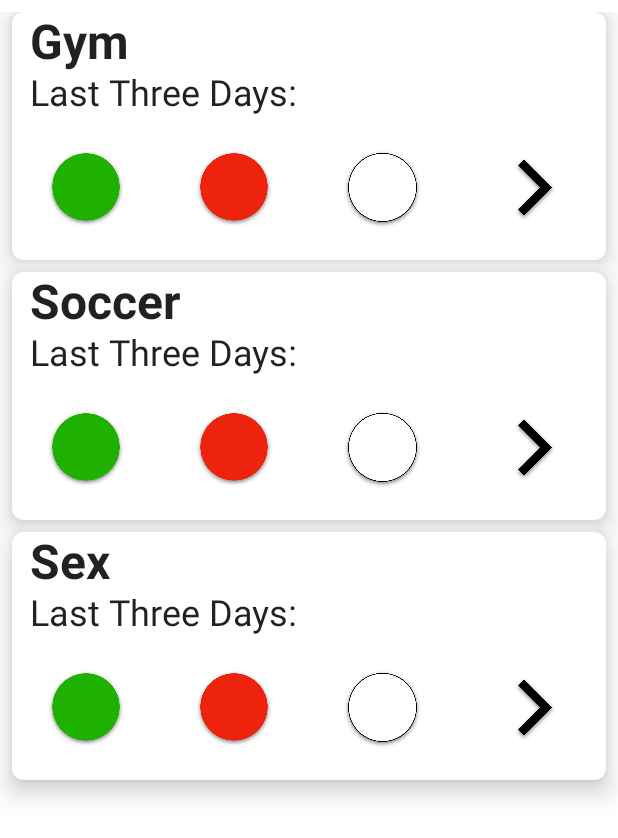
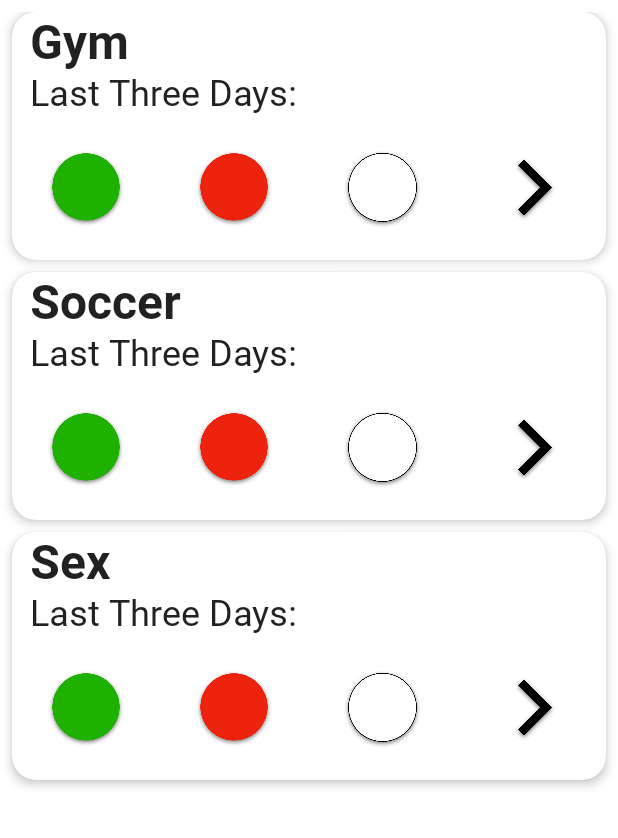
Before and after one commit to kkrls/dotCross, an Android app built with Jetpack Compose: the screen it shows after launch (MainActivity), on a phone screen of 412 x 824 dp. Shown: the top 838 px of the screen. Run offline under Robolectric (Android 15) with nearby library versions, the phone set to English and light mode, and no system bars; our stand-ins replace Room's generated code.

Commit message:
Roboto font added

```diff
--- a/app/src/main/java/com/dotcross_app/dotcross/ui/home/TaskComposable.kt
+++ b/app/src/main/java/com/dotcross_app/dotcross/ui/home/TaskComposable.kt
@@ -55,11 +55,10 @@ private fun TaskView(
     Card(
         modifier = Modifier
             .shadow(
-                elevation = 10.dp,
-                shape = RoundedCornerShape(8.dp)
+                elevation = 4.dp,
+                shape = RoundedCornerShape(16.dp)
             )
             .fillMaxWidth()
-            .background(Color.White)
             .clickable { onTaskClick }
             //.padding(10.dp)
     ) {
--- a/app/src/main/java/com/dotcross_app/dotcross/ui/theme/Color.kt
+++ b/app/src/main/java/com/dotcross_app/dotcross/ui/theme/Color.kt
@@ -2,7 +2,13 @@ package com.dotcross_app.dotcross.ui.theme
 
 import androidx.compose.ui.graphics.Color
 
-val Purple200 = Color(0xFFBB86FC)
-val Purple500 = Color(0xFF6200EE)
-val Purple700 = Color(0xFF3700B3)
-val Teal200 = Color(0xFF03DAC5)
+//Default theme colours:
+//val Purple200 = Color(0xFFBB86FC)
+//val Purple500 = Color(0xFF6200EE)
+//val Purple700 = Color(0xFF3700B3)
+//val Teal200 = Color(0xFF03DAC5)
+
+val RedDotCross = Color(0xFFED230D)
+val GreenDotCross = Color(0xFF1EB100)
+val BlackDotCross = Color(0xFF000000)
+val WhiteDotCross = Color(0xFFFFFFFF)
--- a/app/src/main/java/com/dotcross_app/dotcross/ui/theme/Theme.kt
+++ b/app/src/main/java/com/dotcross_app/dotcross/ui/theme/Theme.kt
@@ -7,15 +7,20 @@ import androidx.compose.material.lightColors
 import androidx.compose.runtime.Composable
 
 private val DarkColorPalette = darkColors(
-    primary = Purple200,
-    primaryVariant = Purple700,
-    secondary = Teal200
+//    Default theme colours:
+//    primary = Purple200,
+//    primaryVariant = Purple700,
+//    secondary = Teal200
+    surface = WhiteDotCross
 )
 
 private val LightColorPalette = lightColors(
-    primary = Purple500,
-    primaryVariant = Purple700,
-    secondary = Teal200
+//    Default theme colours:
+//    primary = Purple500,
+//    primaryVariant = Purple700,
+//    secondary = Teal200,
+    surface = WhiteDotCross,
+    onSurface = BlackDotCross
 
     /* Other default colors to override
     background = Color.White,
--- a/app/src/main/java/com/dotcross_app/dotcross/ui/theme/Type.kt
+++ b/app/src/main/java/com/dotcross_app/dotcross/ui/theme/Type.kt
@@ -2,23 +2,39 @@ package com.dotcross_app.dotcross.ui.theme
 
 import androidx.compose.material.Typography
 import androidx.compose.ui.text.TextStyle
+import androidx.compose.ui.text.font.Font
 import androidx.compose.ui.text.font.FontFamily
 import androidx.compose.ui.text.font.FontWeight
 import androidx.compose.ui.unit.sp
+import com.dotcross_app.dotcross.R
+
+val Roboto = FontFamily(
+    //Font(R.font.roboto_black),
+    Font(R.font.roboto_regular),
+    Font(R.font.roboto_bold, FontWeight.Bold)
+)
+
 
 // Set of Material typography styles to start with
 val Typography = Typography(
+    h1 = TextStyle (
+        fontFamily = Roboto,
+        fontWeight = FontWeight.Bold,
+        fontSize = 32.sp
+    ),
+
     body1 = TextStyle(
-        fontFamily = FontFamily.Default,
+        fontFamily = Roboto,
         fontWeight = FontWeight.Normal,
+        fontSize = 20.sp
+    ),
+
+    button = TextStyle(
+        fontFamily = Roboto,
+        fontWeight = FontWeight.W500,
         fontSize = 16.sp
-    )
-    /* Other default text styles to override
-    button = TextStyle(
-        fontFamily = FontFamily.Default,
-        fontWeight = FontWeight.W500,
-        fontSize = 14.sp
     ),
+/* Other default text styles to override
     caption = TextStyle(
         fontFamily = FontFamily.Default,
         fontWeight = FontWeight.Normal,
```
Also changed, not shown: app/src/main/res/font/roboto_black.ttf (added), app/src/main/res/font/roboto_bold.ttf (added), app/src/main/res/font/roboto_regular.ttf (added).
